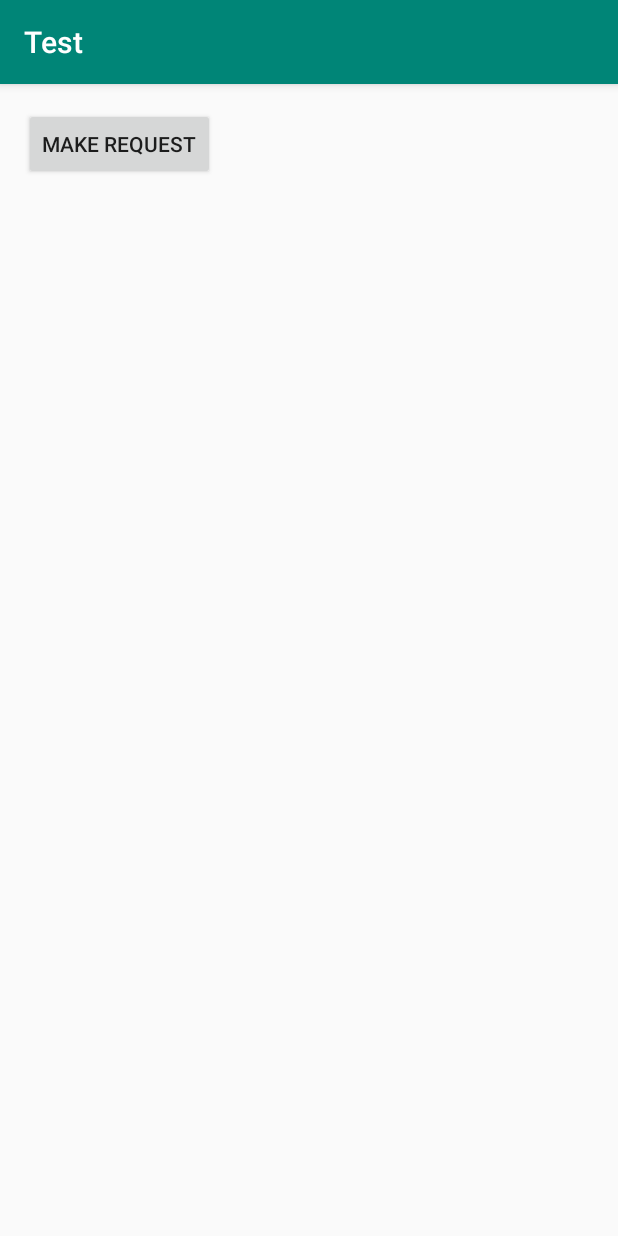
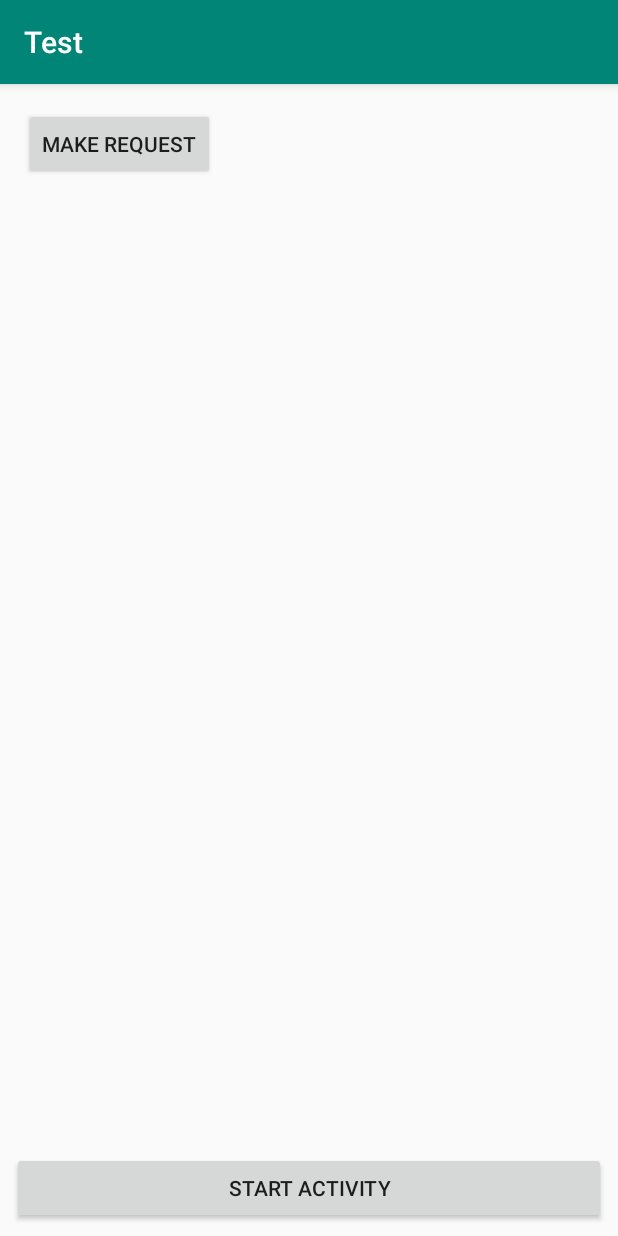
Before and after one commit to javimartd/rxJava-test, an Android app: the screen it shows after launch (MainActivity), on a phone screen of 412 x 824 dp. Run offline under Robolectric (Android 15) with nearby library versions, the phone set to English and light mode, and no system bars; our stand-ins replace RxJava.

```diff
--- a/app/src/main/res/layout/activity_main.xml
+++ b/app/src/main/res/layout/activity_main.xml
@@ -13,7 +13,7 @@
         android:layout_height="wrap_content"
         android:layout_marginTop="16dp"
         android:layout_marginStart="16dp"
-        android:text="MAKE REQUEST"
+        android:text="Make request"
         app:layout_constraintTop_toTopOf="parent"
         app:layout_constraintStart_toStartOf="parent"/>
 
@@ -24,7 +24,19 @@
         android:layout_marginTop="16dp"
         android:textStyle="bold"
         app:layout_constraintStart_toStartOf="@+id/buttonMakeRequest"
-        tools:text="RESPONSE"
-        app:layout_constraintTop_toBottomOf="@+id/buttonMakeRequest"/>
+        app:layout_constraintTop_toBottomOf="@+id/buttonMakeRequest"
+        tools:text="response"/>
+
+    <Button
+        android:id="@+id/buttonStartActivity"
+        android:layout_width="0dp"
+        android:layout_height="wrap_content"
+        android:layout_marginBottom="8dp"
+        android:layout_marginEnd="8dp"
+        android:layout_marginStart="8dp"
+        android:text="Start Activity"
+        app:layout_constraintBottom_toBottomOf="parent"
+        app:layout_constraintEnd_toEndOf="parent"
+        app:layout_constraintStart_toStartOf="parent" />
 
 </androidx.constraintlayout.widget.ConstraintLayout>
```
Also changed, not shown: app/src/main/AndroidManifest.xml (+7 -7 lines), app/src/main/java/com/javimartd/test/MainActivity.kt (+2 -0 lines), app/src/main/java/com/javimartd/test/SecondActivity.kt (added, +12 -0 lines), app/src/main/res/layout/activity_second.xml (added, +10 -0 lines).
